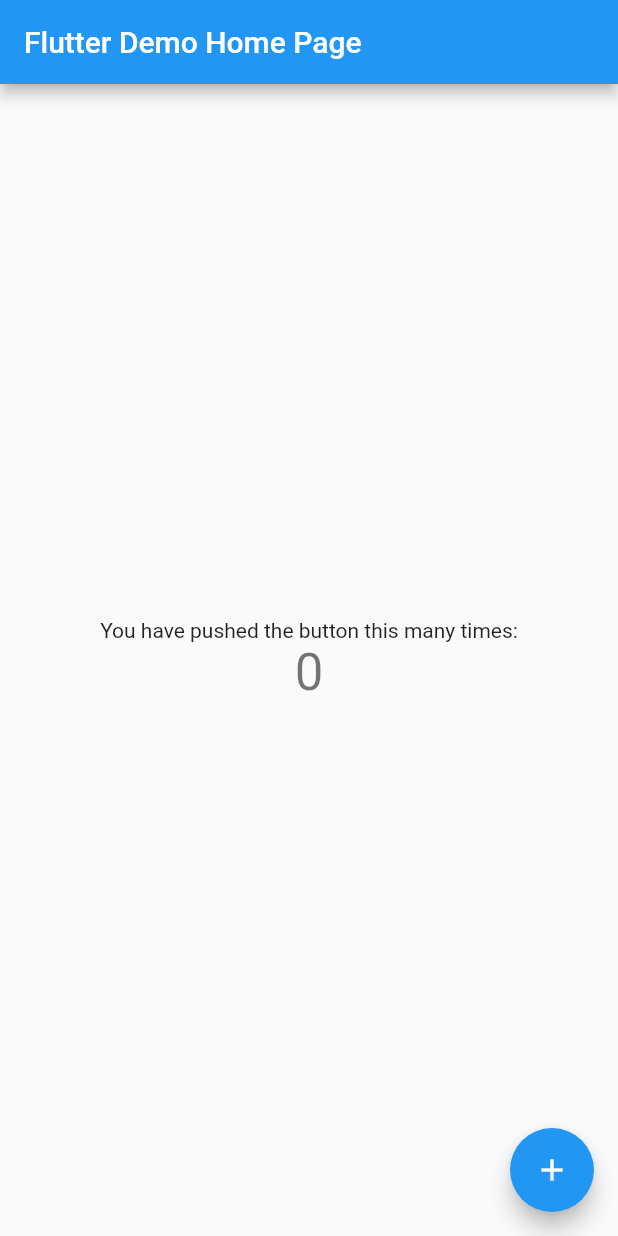
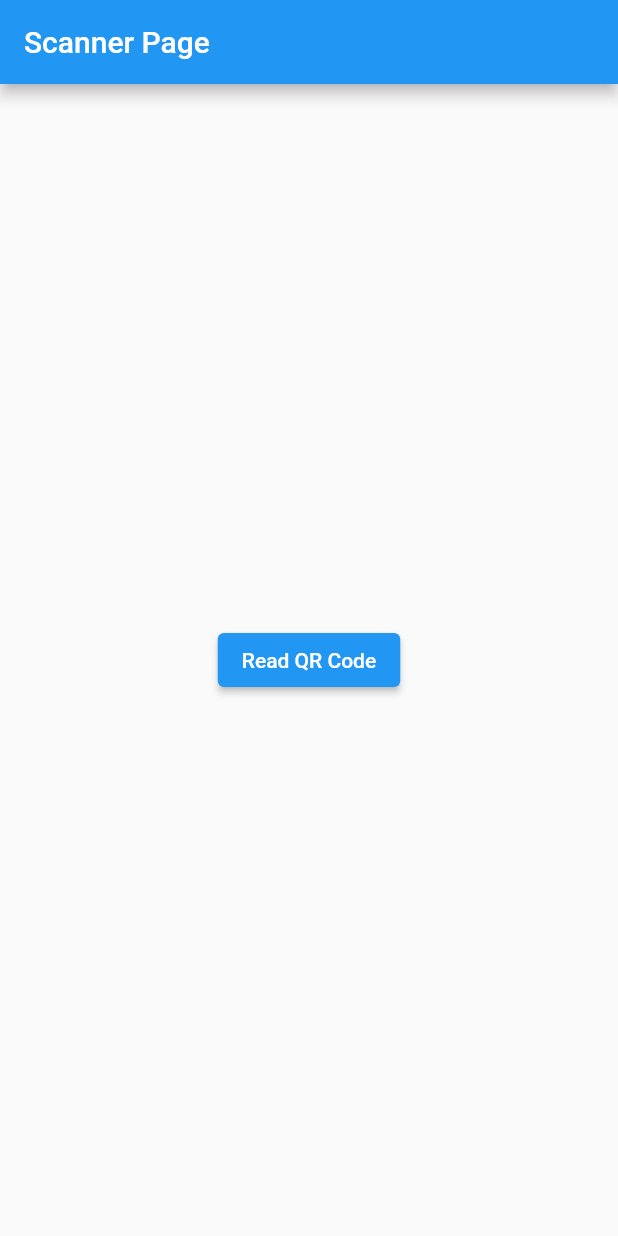
Before and after one commit to BochraBOUKHALFA/APPMobile, a Flutter app: the screen it shows after launch, on a phone screen of 412 x 824 dp. Run offline on Flutter 3.47's test engine with Material 2 defaults, Android fonts, the light colour scheme and no system bars; our stand-ins replace barcode_widget; missing offline and left inert: flutter_barcode_scanner.

Commit message:
bug package

```diff
--- a/lib/main.dart
+++ b/lib/main.dart
@@ -1,4 +1,6 @@
 import 'package:flutter/material.dart';
+import 'APPMOBILE/lib/screens/readqr.dart';
+
 
 void main() {
   runApp(const MyApp());
@@ -7,40 +9,21 @@
 class MyApp extends StatelessWidget {
   const MyApp({super.key});
 
-  // This widget is the root of your application.
   @override
   Widget build(BuildContext context) {
     return MaterialApp(
-      title: 'Flutter Demo',
+      title: 'Scanner Page',
       theme: ThemeData(
-        // This is the theme of your application.
-        //
-        // Try running your application with "flutter run". You'll see the
-        // application has a blue toolbar. Then, without quitting the app, try
-        // changing the primarySwatch below to Colors.green and then invoke
-        // "hot reload" (press "r" in the console where you ran "flutter run",
-        // or simply save your changes to "hot reload" in a Flutter IDE).
-        // Notice that the counter didn't reset back to zero; the application
-        // is not restarted.
+
         primarySwatch: Colors.blue,
       ),
-      home: const MyHomePage(title: 'Flutter Demo Home Page'),
+      home: const MyHomePage(title: 'Scanner Page'),
     );
   }
 }
 
 class MyHomePage extends StatefulWidget {
   const MyHomePage({super.key, required this.title});
-
-  // This widget is the home page of your application. It is stateful, meaning
-  // that it has a State object (defined below) that contains fields that affect
-  // how it looks.
-
-  // This class is the configuration for the state. It holds the values (in this
-  // case the title) provided by the parent (in this case the App widget) and
-  // used by the build method of the State. Fields in a Widget subclass are
-  // always marked "final".
-
   final String title;
 
   @override
@@ -48,68 +31,27 @@
 }
 
 class _MyHomePageState extends State<MyHomePage> {
-  int _counter = 0;
 
-  void _incrementCounter() {
-    setState(() {
-      // This call to setState tells the Flutter framework that something has
-      // changed in this State, which causes it to rerun the build method below
-      // so that the display can reflect the updated values. If we changed
-      // _counter without calling setState(), then the build method would not be
-      // called again, and so nothing would appear to happen.
-      _counter++;
-    });
-  }
 
   @override
   Widget build(BuildContext context) {
-    // This method is rerun every time setState is called, for instance as done
-    // by the _incrementCounter method above.
-    //
-    // The Flutter framework has been optimized to make rerunning build methods
-    // fast, so that you can just rebuild anything that needs updating rather
-    // than having to individually change instances of widgets.
     return Scaffold(
       appBar: AppBar(
-        // Here we take the value from the MyHomePage object that was created by
-        // the App.build method, and use it to set our appbar title.
         title: Text(widget.title),
       ),
       body: Center(
-        // Center is a layout widget. It takes a single child and positions it
-        // in the middle of the parent.
         child: Column(
-          // Column is also a layout widget. It takes a list of children and
-          // arranges them vertically. By default, it sizes itself to fit its
-          // children horizontally, and tries to be as tall as its parent.
-          //
-          // Invoke "debug painting" (press "p" in the console, choose the
-          // "Toggle Debug Paint" action from the Flutter Inspector in Android
-          // Studio, or the "Toggle Debug Paint" command in Visual Studio Code)
-          // to see the wireframe for each widget.
-          //
-          // Column has various properties to control how it sizes itself and
-          // how it positions its children. Here we use mainAxisAlignment to
-          // center the children vertically; the main axis here is the vertical
-          // axis because Columns are vertical (the cross axis would be
-          // horizontal).
           mainAxisAlignment: MainAxisAlignment.center,
           children: <Widget>[
-            const Text(
-              'You have pushed the button this many times:',
-            ),
-            Text(
-              '$_counter',
-              style: Theme.of(context).textTheme.headlineMedium,
-            ),
+            ElevatedButton(onPressed:()
+            {
+              Navigator.of(context).push(MaterialPageRoute(builder: (ctx)=>ScanScreen()));
+              print('Read Me !!!');
+            },child:
+            Text('Read QR Code'))
           ],
         ),
       ),
-      floatingActionButton: FloatingActionButton(
-        onPressed: _incrementCounter,
-        tooltip: 'Increment',
-        child: const Icon(Icons.add),
-      ), // This trailing comma makes auto-formatting nicer for build methods.
     );
   }
 }
--- a/pubspec.yaml
+++ b/pubspec.yaml
@@ -30,6 +30,8 @@
 dependencies:
   flutter:
     sdk: flutter
+  flutter_barcode_scanner: ^2.0.0
+  barcode_widget: ^2.0.1
 
 
   # The following adds the Cupertino Icons font to your application.
```
Also changed, not shown: lib/screens/readqr.dart (added, +58 -0 lines), pubspec.lock, 6 other files.
